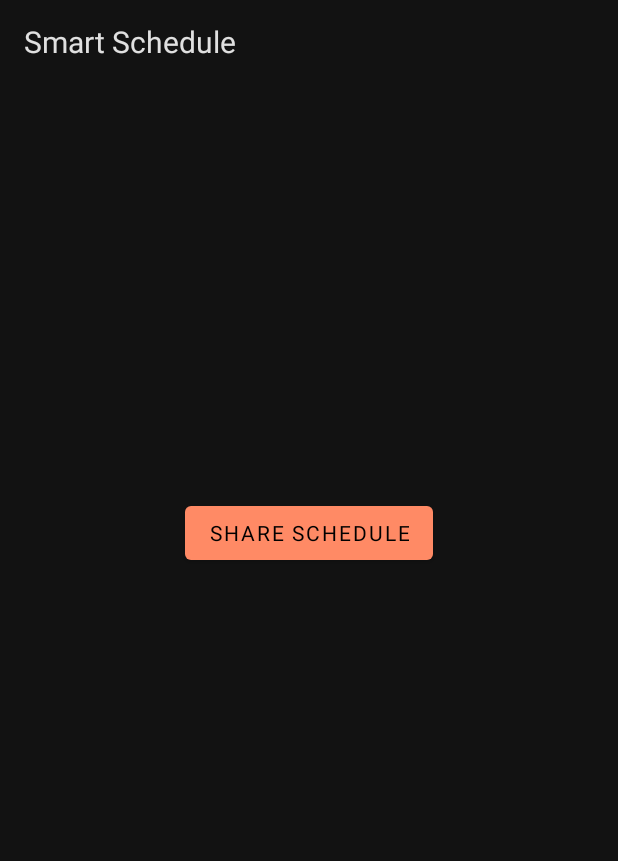
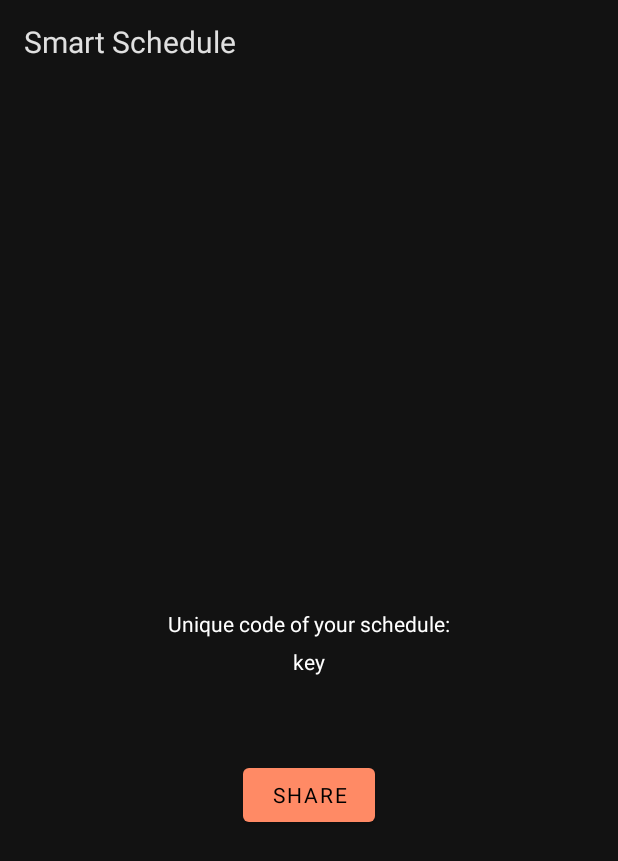
Before and after one commit to Daniloday/SmartSchedule, an Android app: the fragment ExportFragment shown on its own in the app's theme, on a phone screen of 412 x 824 dp. Shown: the top 861 px of the screen. Run offline under Robolectric (Android 15) with nearby library versions, the phone set to English and light mode, and no system bars; our stand-ins replace Dagger/Hilt's generated code, Firebase (no records; nobody signed in at launch, a user with empty details on screens opened directly), Room's generated code; libraries missing offline, so code that uses them is left out: com.xwray.groupie; Roboto replaces fonts that are not available here; 2 statements that could not run were skipped.

Commit message:
export with states ura!

```diff
--- a/app/src/main/java/com/missclick/smartschedule/ui/export/ExportFragment.kt
+++ b/app/src/main/java/com/missclick/smartschedule/ui/export/ExportFragment.kt
@@ -4,18 +4,18 @@ import android.R.attr.label
 import android.content.ClipData
 import android.content.ClipboardManager
 import android.content.Context
+import android.content.Intent
 import android.os.Bundle
-import android.util.Log
 import android.view.LayoutInflater
 import android.view.View
 import android.view.ViewGroup
-import android.view.inputmethod.InputMethodManager
-import androidx.core.content.ContextCompat.getSystemService
+import android.widget.Toast
 import androidx.fragment.app.Fragment
 import androidx.lifecycle.Observer
 import androidx.lifecycle.ViewModelProviders
 import com.missclick.smartschedule.MainActivity
 import com.missclick.smartschedule.R
+import com.missclick.smartschedule.viewstates.ExportViewStates
 import kotlinx.android.synthetic.main.app_bar_main.*
 import kotlinx.android.synthetic.main.export_fragment.*
 
@@ -25,9 +25,9 @@ class ExportFragment : Fragment() {
     private lateinit var exportViewModel: ExportViewModel
 
     override fun onCreateView(
-            inflater: LayoutInflater,
-            container: ViewGroup?,
-            savedInstanceState: Bundle?
+        inflater: LayoutInflater,
+        container: ViewGroup?,
+        savedInstanceState: Bundle?
     ): View? {
         exportViewModel =
                 ViewModelProviders.of(this).get(ExportViewModel::class.java)
@@ -43,18 +43,45 @@ class ExportFragment : Fragment() {
         super.onViewCreated(view, savedInstanceState)
         (activity as MainActivity).toolbar_edit.visibility = View.GONE
         (activity as MainActivity).toolbar_save.visibility = View.GONE
-        button_export.setOnClickListener {
-            exportViewModel.export()
-            text_your_code_help.visibility = View.VISIBLE
-            text_your_code.visibility = View.VISIBLE
-            button_copy.visibility = View.VISIBLE
+        exportViewModel.stateData.observe(viewLifecycleOwner, Observer { state ->
+            when (state) {
+                is ExportViewStates.LoadingState -> {
+                    progress_bar_export.visibility = View.VISIBLE
+                    exportViewModel.export()
+                }
+                is ExportViewStates.LoadedState -> {
+                    progress_bar_export.visibility = View.GONE
+                    text_your_code_help.visibility = View.VISIBLE
+                    text_your_code.visibility = View.VISIBLE
+                    button_share.visibility = View.VISIBLE
+                    text_your_code.text = state.id
+                }
+                is ExportViewStates.ErrorState -> {
+                    progress_bar_export.visibility = View.GONE
+                    text_your_code.visibility = View.VISIBLE
+                    text_your_code.text = state.e
+                }
+            }
+        })
+
+        text_your_code.setOnClickListener {
+            val clipboard: ClipboardManager? = //getSystemService<Any>(Context.CLIPBOARD_SERVICE) as ClipboardManager?
+                (context?.getSystemService(Context.CLIPBOARD_SERVICE) as ClipboardManager)
+            val clip = ClipData.newPlainText(label.toString(), text_your_code.text)
+            clipboard!!.setPrimaryClip(clip)
+            Toast.makeText(context,"Copied", Toast.LENGTH_SHORT).show()
         }
 
-        button_copy.setOnClickListener {
-            val clipboard: ClipboardManager? = //getSystemService<Any>(Context.CLIPBOARD_SERVICE) as ClipboardManager?
-            (context?.getSystemService(Context.CLIPBOARD_SERVICE) as ClipboardManager)
-            val clip = ClipData.newPlainText(label.toString(),  text_your_code.text)
-            clipboard!!.setPrimaryClip(clip)
+        button_share.setOnClickListener {
+            val text = "Hello!\nWelcome to my schedule\nIt is id:\n${text_your_code.text}"
+            val sendIntent: Intent = Intent().apply {
+                action = Intent.ACTION_SEND
+                putExtra(Intent.EXTRA_TEXT, text)
+                type = "text/plain"
+            }
+            val shareIntent = Intent.createChooser(sendIntent, null)
+            startActivity(shareIntent)
         }
+
     }
 }
--- a/app/src/main/java/com/missclick/smartschedule/ui/export/ExportViewModel.kt
+++ b/app/src/main/java/com/missclick/smartschedule/ui/export/ExportViewModel.kt
@@ -5,6 +5,9 @@ import androidx.lifecycle.MutableLiveData
 import androidx.lifecycle.ViewModel
 import com.missclick.smartschedule.App
 import com.missclick.smartschedule.data.repository.ILessonRepository
+import com.missclick.smartschedule.extensions.default
+import com.missclick.smartschedule.viewstates.ExportViewStates
+import com.missclick.smartschedule.viewstates.ScheduleViewStates
 import kotlinx.coroutines.Dispatchers
 import kotlinx.coroutines.GlobalScope
 import kotlinx.coroutines.launch
@@ -16,16 +19,19 @@ class ExportViewModel : ViewModel() {
     @Inject
     lateinit var repository: ILessonRepository
     val idCode = MutableLiveData<String>()
+    val stateData = MutableLiveData<ExportViewStates>().default(initialValue = ExportViewStates.LoadingState)
 
     init {
         App.appComponent.inject(this)
     }
 
+
     fun export(){
         GlobalScope.launch(Dispatchers.IO) {
             val id = repository.exportSchedule()
             withContext(Dispatchers.Main){
-                idCode.value = id
+                if (id != null) stateData.value = ExportViewStates.LoadedState(id)
+                else stateData.value = ExportViewStates.ErrorState("Error")
             }
         }
     }
--- /dev/null
+++ b/app/src/main/java/com/missclick/smartschedule/viewstates/ExportViewStates.kt
@@ -0,0 +1,10 @@
+package com.missclick.smartschedule.viewstates
+
+import com.xwray.groupie.kotlinandroidextensions.Item
+import java.lang.Exception
+
+sealed class ExportViewStates {
+    object LoadingState : ExportViewStates()
+    class LoadedState(var id : String) : ExportViewStates()
+    class ErrorState(var e : String) : ExportViewStates()
+}
--- a/app/src/main/res/layout/export_fragment.xml
+++ b/app/src/main/res/layout/export_fragment.xml
@@ -6,15 +6,18 @@
     android:layout_height="match_parent"
     tools:context=".ui.export.ExportFragment">
 
-    <com.google.android.material.button.MaterialButton
-        android:id="@+id/button_export"
-        android:layout_width="wrap_content"
-        android:layout_height="wrap_content"
-        android:layout_marginTop="275dp"
-        android:text="@string/menu_export"
+    <ProgressBar
+        android:id="@+id/progress_bar_export"
+        style="?android:attr/progressBarStyle"
+        android:layout_width="75dp"
+        android:layout_height="75dp"
+        android:layout_gravity="center"
+        android:visibility="visible"
+        app:layout_constraintBottom_toBottomOf="parent"
         app:layout_constraintEnd_toEndOf="parent"
         app:layout_constraintStart_toStartOf="parent"
-        app:layout_constraintTop_toTopOf="parent" />
+        app:layout_constraintTop_toTopOf="parent"
+        tools:ignore="MissingConstraints" />
 
     <com.google.android.material.textview.MaterialTextView
         android:id="@+id/text_your_code_help"
@@ -25,7 +28,7 @@
         app:layout_constraintEnd_toEndOf="parent"
         app:layout_constraintStart_toStartOf="parent"
         app:layout_constraintTop_toTopOf="parent"
-        android:visibility="invisible"/>
+        android:visibility="gone"/>
 
     <com.google.android.material.textview.MaterialTextView
         android:id="@+id/text_your_code"
@@ -35,17 +38,20 @@
         app:layout_constraintEnd_toEndOf="parent"
         app:layout_constraintStart_toStartOf="parent"
         app:layout_constraintTop_toTopOf="parent"
-        android:visibility="invisible"/>
+        android:visibility="gone"/>
+
 
     <com.google.android.material.button.MaterialButton
-        android:id="@+id/button_copy"
+        android:id="@+id/button_share"
         android:layout_width="wrap_content"
         android:layout_height="wrap_content"
-        android:layout_marginTop="400dp"
-        android:text="copy"
+        android:layout_marginTop="450dp"
+        android:text="share"
         app:layout_constraintEnd_toEndOf="parent"
         app:layout_constraintStart_toStartOf="parent"
         app:layout_constraintTop_toTopOf="parent"
         android:visibility="gone"/>
 
+
+
 </androidx.constraintlayout.widget.ConstraintLayout>
```
